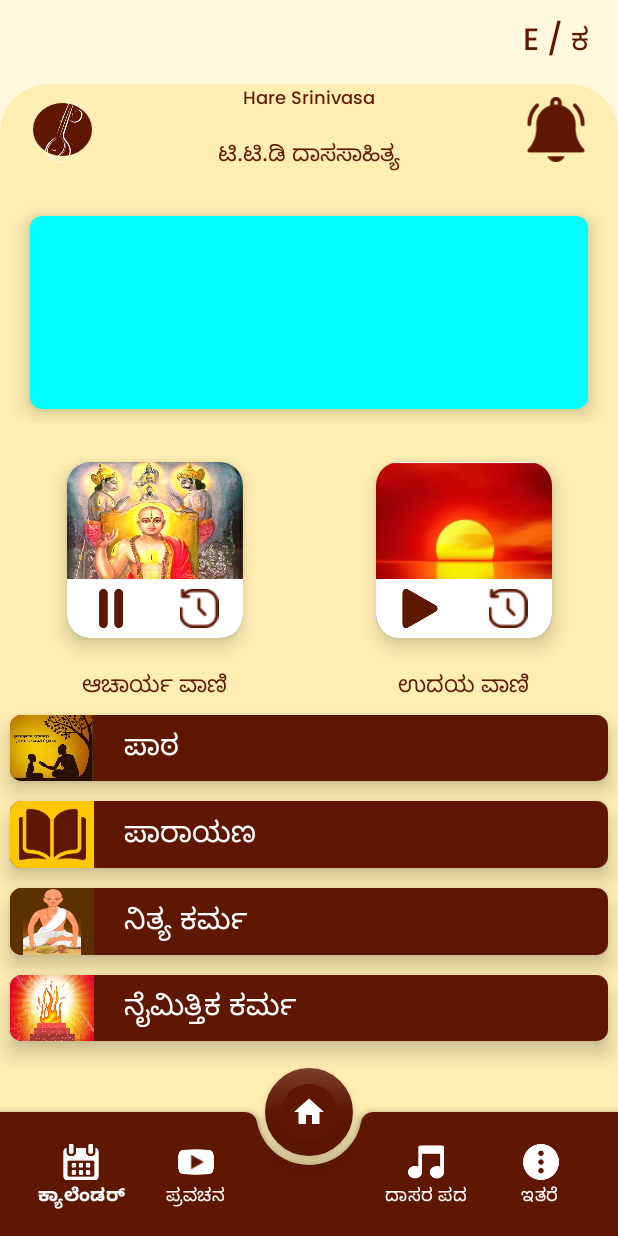
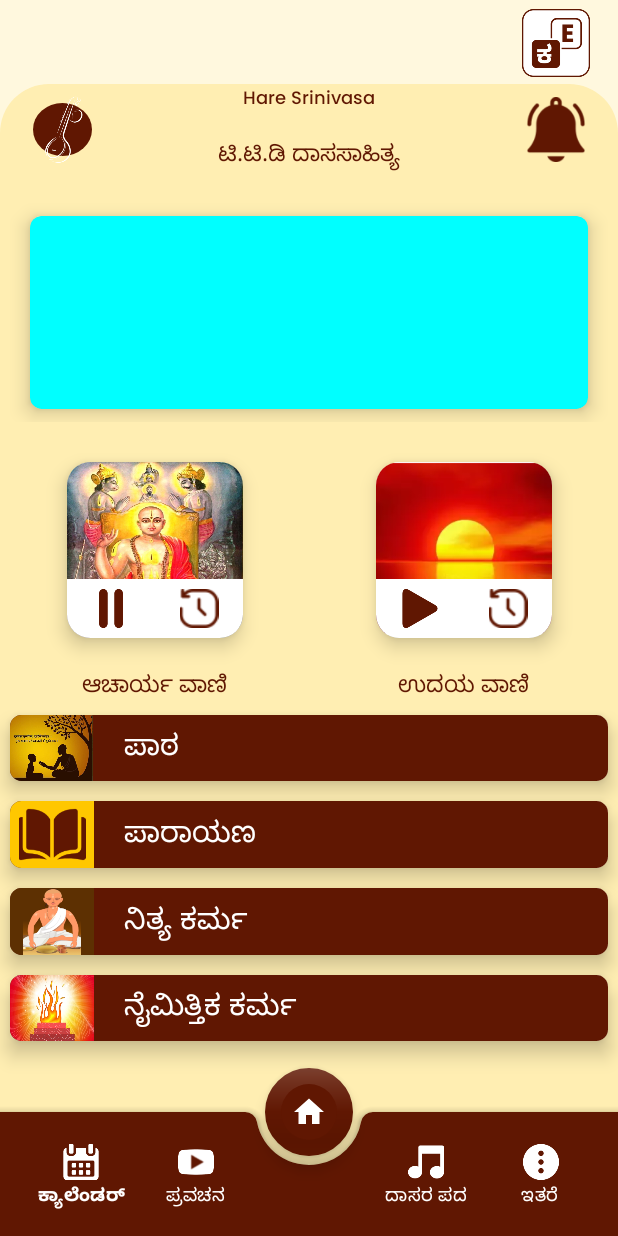
Before and after one commit to dsttd01/ttdapp, an Android app: the MainFragment screen opened directly, with no data from a screen before it, after a tap on an icon or button, on a phone screen of 412 x 824 dp. Run offline under Robolectric (Android 15) with nearby library versions, the phone set to English and light mode, and no system bars; our stand-ins replace sdp/ssp sizes; 1 other tap on this screen came first.

Commit message:
removed language buttons on all pages

```diff
--- a/app/src/main/java/com/ttd/dasasahitya/fragments/MainFragment.kt
+++ b/app/src/main/java/com/ttd/dasasahitya/fragments/MainFragment.kt
@@ -42,6 +42,7 @@ class MainFragment : Fragment(R.layout.fragment_main) {
 
     private fun changeLanguage(binding: FragmentMainBinding) {
         if (!isEnglish) {
+            binding.language.setBackgroundResource(R.drawable.kannada)
             binding.ttdHeader.text = getString(R.string.ttd_dasa_sahitya)
             binding.txtAcharyavani.text = getString(R.string.acharya_vani)
             binding.txtUdayavaani.text = getString(R.string.udaya_vani)
@@ -54,6 +55,7 @@ class MainFragment : Fragment(R.layout.fragment_main) {
             binding.bottomNavView.menu.getItem(3).title = getString(R.string.dasara_pada_kan)
             binding.bottomNavView.menu.getItem(4).title = getString(R.string.more_kan)
         } else {
+            binding.language.setBackgroundResource(R.drawable.english)
             binding.ttdHeader.text = getString(R.string.ttd_dasa_sahitya_eng)
             binding.txtAcharyavani.text = getString(R.string.acharya_vani_eng)
             binding.txtUdayavaani.text = getString(R.string.udaya_vani_eng)
--- a/app/src/main/java/com/ttd/dasasahitya/fragments/NaimittikaKarmaFragment.kt
+++ b/app/src/main/java/com/ttd/dasasahitya/fragments/NaimittikaKarmaFragment.kt
@@ -16,7 +16,6 @@ class NaimittikaKarmaFragment:Fragment() {
 
     private fun changeLanguage(binding: FragmentNaimittikaKarmaBinding) {
         if (!isEnglish) {
-            binding.switchLanguage.setBackgroundResource(R.drawable.kannada)
             binding.ttdHeader.text = getString(R.string.ttd_dasa_sahitya)
             binding.txtnaimittikarma.text = getString(R.string.naimittika_karma)
             binding.bottomNavView.menu.getItem(0).title = getString(R.string.calender_kan)
@@ -25,7 +24,6 @@ class NaimittikaKarmaFragment:Fragment() {
             binding.bottomNavView.menu.getItem(4).title = getString(R.string.more_kan)
             binding.txtvrata.text = getString(R.string.vratha)
         } else {
-            binding.switchLanguage.setBackgroundResource(R.drawable.english)
             binding.ttdHeader.text = getString(R.string.ttd_dasa_sahitya_eng)
             binding.txtnaimittikarma.text = getString(R.string.naimittika_karma_eng)
             binding.bottomNavView.menu.getItem(0).title = getString(R.string.calender)
@@ -48,9 +46,5 @@ class NaimittikaKarmaFragment:Fragment() {
             (activity as MainActivity).supportFragmentManager.beginTransaction()
                 .replace(R.id.fragment, MainFragment()).addToBackStack(null).commit()
         }
-        binding.switchLanguage.setOnClickListener{
-            isEnglish = !isEnglish
-            changeLanguage(binding)
-        }
     }
 }
--- a/app/src/main/java/com/ttd/dasasahitya/fragments/NithyaKarmaFragment.kt
+++ b/app/src/main/java/com/ttd/dasasahitya/fragments/NithyaKarmaFragment.kt
@@ -16,7 +16,6 @@ class NithyaKarmaFragment : Fragment() {
 
     private fun changeLanguage(binding: FragmentNityaKarmaBinding) {
         if (!isEnglish) {
-            binding.switchLanguage.setBackgroundResource(R.drawable.kannada)
             binding.ttdHeader.text = getString(R.string.ttd_dasa_sahitya)
             binding.txtnityakarma.text = getString(R.string.nitya_krma)
             binding.bottomNavView.menu.getItem(0).title = getString(R.string.calender_kan)
@@ -31,7 +30,6 @@ class NithyaKarmaFragment : Fragment() {
             binding.txtAnusandhana.text = getString(R.string.anusandhana)
             binding.txtChintana.text = getString(R.string.chintana)
         } else {
-            binding.switchLanguage.setBackgroundResource(R.drawable.english)
             binding.ttdHeader.text = getString(R.string.ttd_dasa_sahitya_eng)
             binding.txtnityakarma.text = getString(R.string.nitya_karma_eng)
             binding.bottomNavView.menu.getItem(0).title = getString(R.string.calender)
@@ -61,9 +59,5 @@ class NithyaKarmaFragment : Fragment() {
             (activity as MainActivity).supportFragmentManager.beginTransaction()
                 .replace(R.id.fragment, MainFragment()).addToBackStack(null).commit()
         }
-        binding.switchLanguage.setOnClickListener{
-            isEnglish = !isEnglish
-            changeLanguage(binding)
-        }
     }
 }
--- a/app/src/main/java/com/ttd/dasasahitya/fragments/PaathaFragment.kt
+++ b/app/src/main/java/com/ttd/dasasahitya/fragments/PaathaFragment.kt
@@ -15,7 +15,6 @@ class PaathaFragment : Fragment() {
 
     private fun changeLanguage(binding: FragmentPaathaBinding) {
         if (!isEnglish) {
-            binding.switchLanguage.setBackgroundResource(R.drawable.kannada)
             binding.ttdHeader.text = getString(R.string.ttd_dasa_sahitya)
             binding.txtpatha.text = getString(R.string.pattha)
             binding.txtPaathaMen.text = getString(R.string.paatha_for_men)
@@ -26,7 +25,6 @@ class PaathaFragment : Fragment() {
             binding.bottomNavView.menu.getItem(3).title = getString(R.string.dasara_pada_kan)
             binding.bottomNavView.menu.getItem(4).title = getString(R.string.more_kan)
         } else {
-            binding.switchLanguage.setBackgroundResource(R.drawable.english)
             binding.ttdHeader.text = getString(R.string.ttd_dasa_sahitya_eng)
             binding.txtPaathaMen.text = getString(R.string.paatha_for_men_eng)
             binding.txtpatha.text = getString(R.string.pattha_eng)
@@ -51,9 +49,5 @@ class PaathaFragment : Fragment() {
             (activity as MainActivity).supportFragmentManager.beginTransaction()
                 .replace(R.id.fragment, MainFragment()).addToBackStack(null).commit()
         }
-        binding.switchLanguage.setOnClickListener{
-            isEnglish = !isEnglish
-            changeLanguage(binding)
-        }
     }
 }
--- a/app/src/main/res/layout/fragment_main.xml
+++ b/app/src/main/res/layout/fragment_main.xml
@@ -613,17 +613,15 @@
         </androidx.constraintlayout.widget.ConstraintLayout>
     </androidx.cardview.widget.CardView>
 
-    <TextView
+    <ImageButton
         android:id="@+id/language"
-        android:layout_width="0dp"
-        android:layout_height="0dp"
-        android:gravity="center_horizontal|center_vertical"
-        android:text="E / ಕ"
-        android:textColor="@color/text_home"
-        android:textSize="@dimen/_16sdp"
-        app:fontFamily="@font/poppins"
+        android:layout_width="@dimen/_35sdp"
+        android:layout_height="@dimen/_35sdp"
+        android:background="@drawable/english"
+        android:contentDescription="@string/english_button"
         app:layout_constraintBottom_toTopOf="@+id/h6per"
         app:layout_constraintEnd_toEndOf="parent"
         app:layout_constraintStart_toStartOf="@+id/v80per"
-        app:layout_constraintTop_toTopOf="@+id/h1per" />
+        app:layout_constraintTop_toTopOf="@+id/h1per"  />
+
 </androidx.constraintlayout.widget.ConstraintLayout>
```
Also changed, not shown: app/src/main/res/layout/fragment_naimittika_karma.xml (+0 -9 lines), app/src/main/res/layout/fragment_nitya_karma.xml (+0 -9 lines), app/src/main/res/layout/fragment_paatha.xml (+0 -9 lines).
